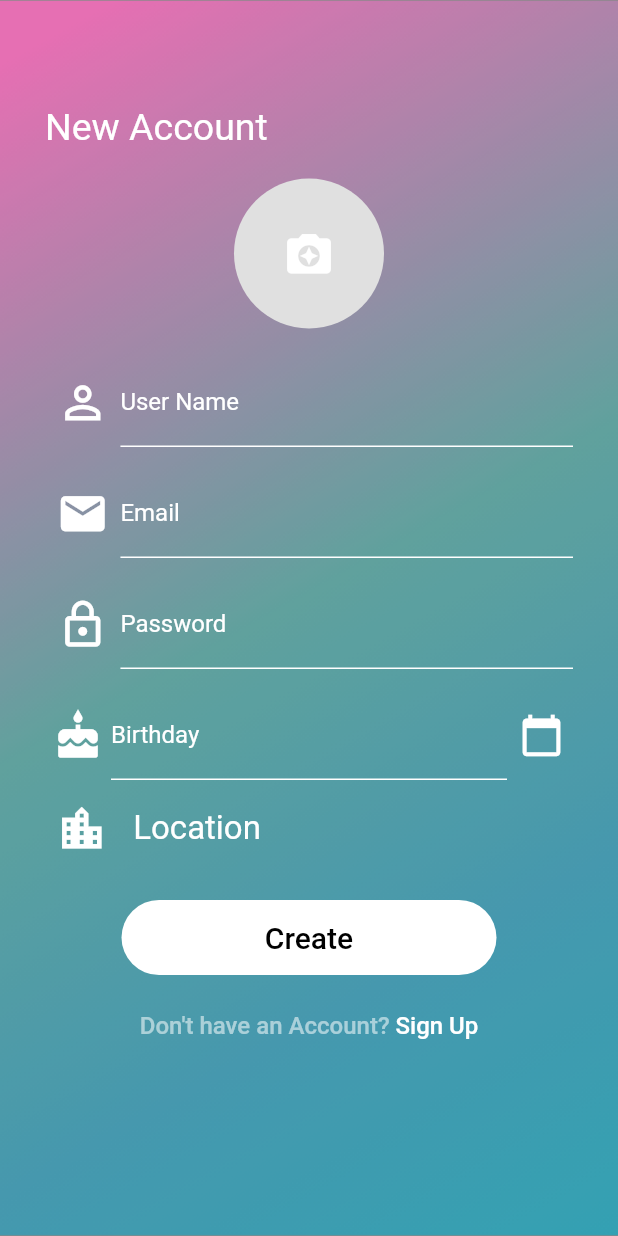
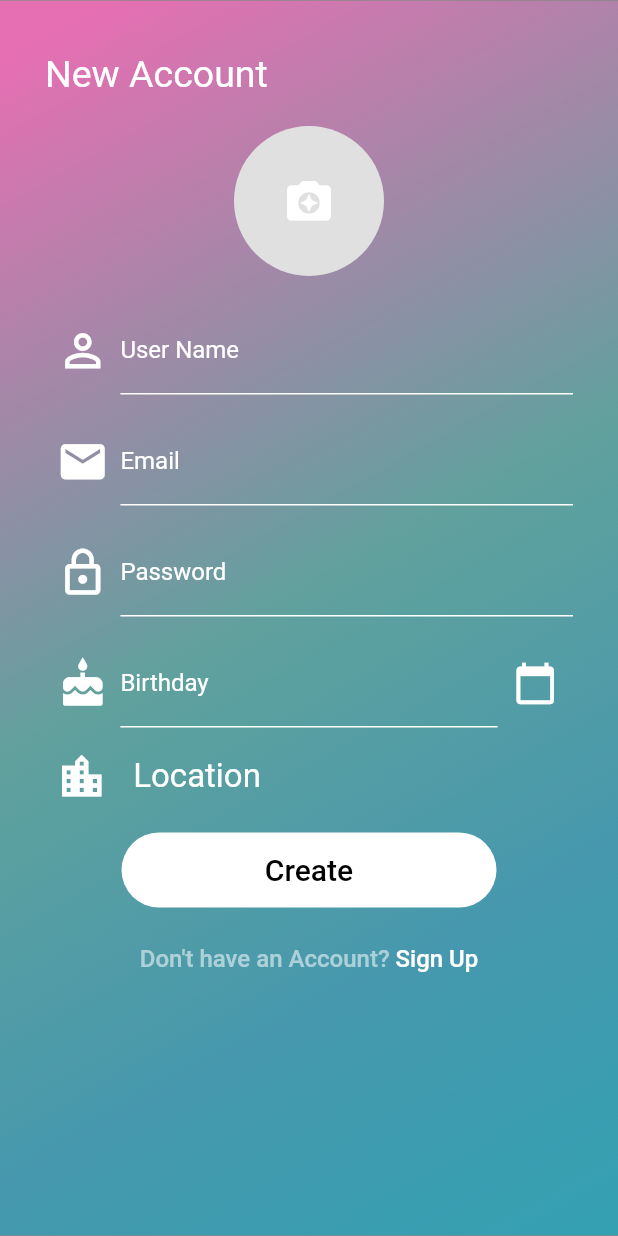
Before and after one commit to hiteshgarg123/CyntraLabs-App, a Flutter app: the screen it shows after launch, after a tap on an icon or button, on a phone screen of 412 x 824 dp. Run offline on Flutter 3.47's test engine with Material 2 defaults, Android fonts, the phone set to English and light mode, and no system bars; our stand-ins replace cloud_firestore, firebase_auth, google_sign_in; missing offline and left inert: flutter_facebook_login; accounts and stored records are empty.

Commit message:
Initial commit

```diff
--- a/lib/pages/email_sign_in_form.dart
+++ b/lib/pages/email_sign_in_form.dart
@@ -70,7 +70,7 @@ class _EmailSignInFormState extends State<EmailSignInForm> {
   void _toggleFormType() {
     _emailController.clear();
     _passwordController.clear();
-    Navigator.pushReplacement(
+    Navigator.push(
       context,
       MaterialPageRoute(
         builder: (context) => SignUpPage.create(context),
--- a/lib/pages/sign_up_page.dart
+++ b/lib/pages/sign_up_page.dart
@@ -40,8 +40,7 @@ class _SignUpPageState extends State<SignUpPage> {
     try {
       await model.signUp();
       //Get Current user and set details to firestore
-      // Navigator.of(context).pop();
-
+      Navigator.of(context).pop();
     } on PlatformException catch (e) {
       PlatformExceptionAlertDialog(
         title: 'Sign in failed',
@@ -73,14 +72,14 @@ class _SignUpPageState extends State<SignUpPage> {
           Container(
             padding: EdgeInsets.symmetric(
               horizontal: 30.0,
-              vertical: 30.0,
+              vertical: 15.0,
             ),
             child: Column(
               mainAxisAlignment: MainAxisAlignment.start,
               crossAxisAlignment: CrossAxisAlignment.center,
               children: <Widget>[
                 SizedBox(
-                  height: 40.0,
+                  height: 20.0,
                 ),
                 Row(
                   children: <Widget>[
@@ -190,10 +189,11 @@ class _SignUpPageState extends State<SignUpPage> {
             ),
           ),
           Expanded(
-            flex: 6,
+            flex: 5,
             child: _buildDobTextField(),
           ),
           Expanded(
+            flex: 1,
             child: IconButton(
               icon: Icon(
                 Icons.calendar_today,
@@ -234,7 +234,7 @@ class _SignUpPageState extends State<SignUpPage> {
         ],
       ),
       SizedBox(
-        height: 30.0,
+        height: 20.0,
       ),
       SizedBox(
         width: 250.0,
```
Also changed, not shown: 10 other files.
